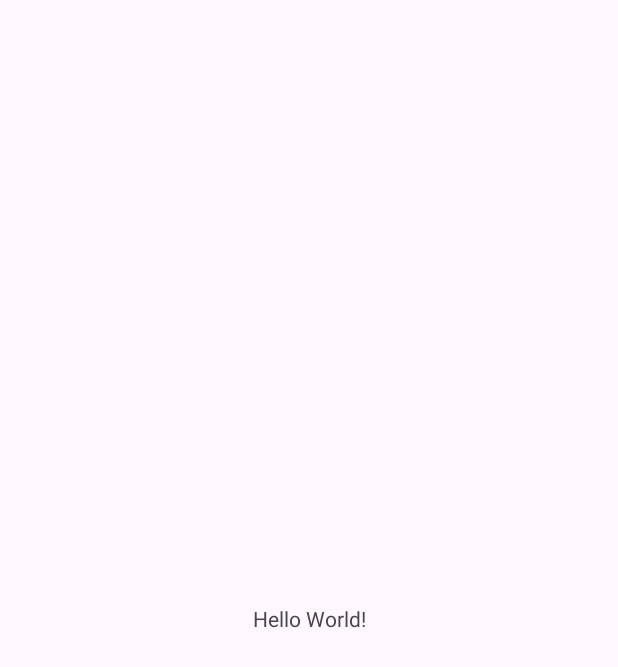
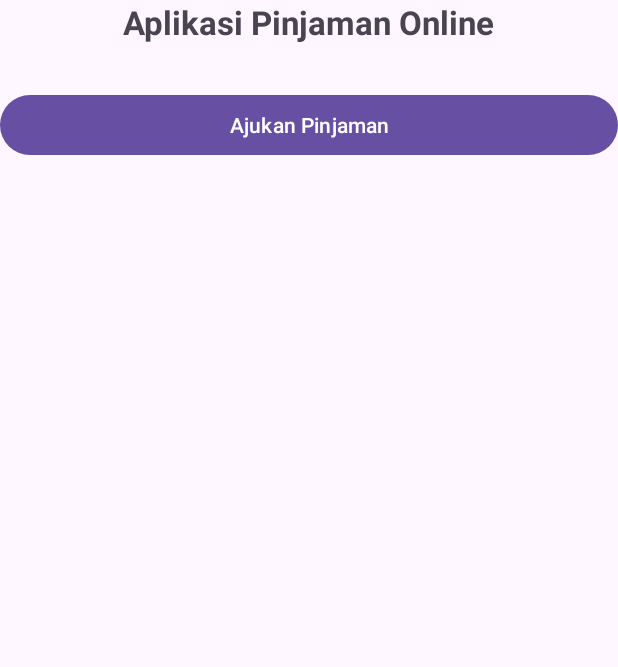
Before and after one commit to Aninda4564/tugas-android-anindapuspitasari, an Android app: the screen it shows after launch (MainActivity), on a phone screen of 412 x 824 dp. Before the commit the part shown is almost empty. Shown: the top 667 px of the screen. Run offline under Robolectric (Android 15) with nearby library versions, the phone set to English and light mode, and no system bars.

Commit message:
initial commit 2

```diff
--- a/app/src/main/res/layout/activity_main.xml
+++ b/app/src/main/res/layout/activity_main.xml
@@ -5,15 +5,28 @@
     android:id="@+id/main"
     android:layout_width="match_parent"
     android:layout_height="match_parent"
+    android:padding="20dp"
     tools:context=".MainActivity">
 
     <TextView
+        android:id="@+id/tvTitle"
         android:layout_width="wrap_content"
         android:layout_height="wrap_content"
-        android:text="Hello World!"
-        app:layout_constraintBottom_toBottomOf="parent"
+        android:text="Aplikasi Pinjaman Online"
+        android:textSize="22sp"
+        android:textStyle="bold"
+        app:layout_constraintTop_toTopOf="parent"
+        app:layout_constraintStart_toStartOf="parent"
+        app:layout_constraintEnd_toEndOf="parent" />
+
+    <Button
+        android:id="@+id/btnAjukan"
+        android:layout_width="0dp"
+        android:layout_height="wrap_content"
+        android:text="Ajukan Pinjaman"
+        app:layout_constraintTop_toBottomOf="@id/tvTitle"
+        app:layout_constraintStart_toStartOf="parent"
         app:layout_constraintEnd_toEndOf="parent"
-        app:layout_constraintStart_toStartOf="parent"
-        app:layout_constraintTop_toTopOf="parent" />
+        android:layout_marginTop="30dp" />
 
 </androidx.constraintlayout.widget.ConstraintLayout>
```
